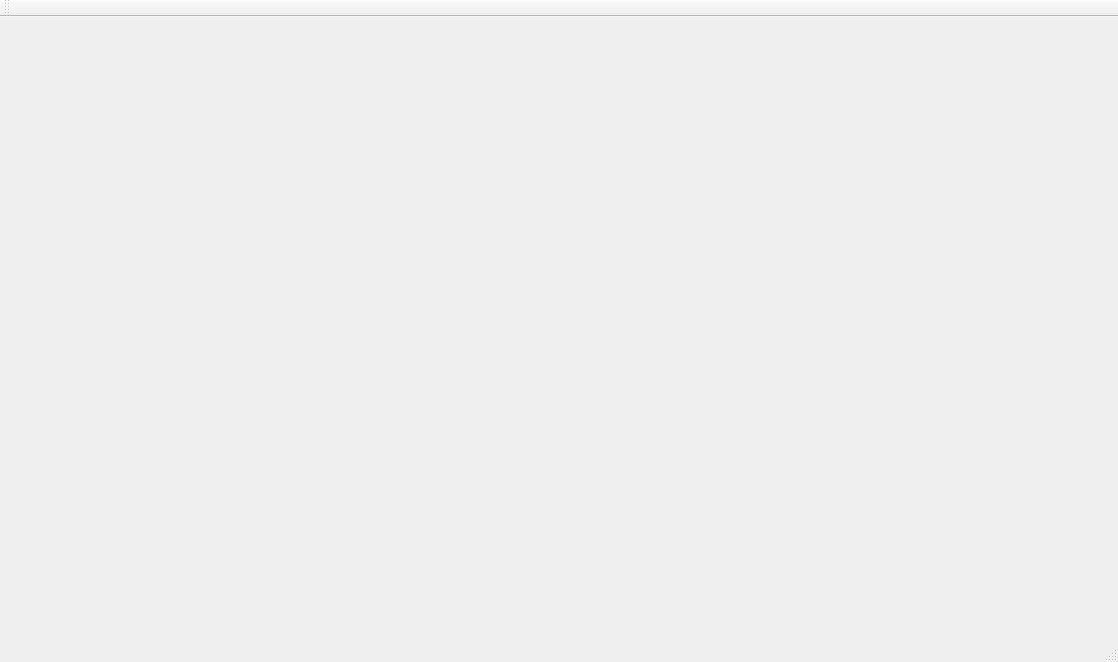
ZxxWs/CppClassDesign, file Tz.ui: the form before one commit.
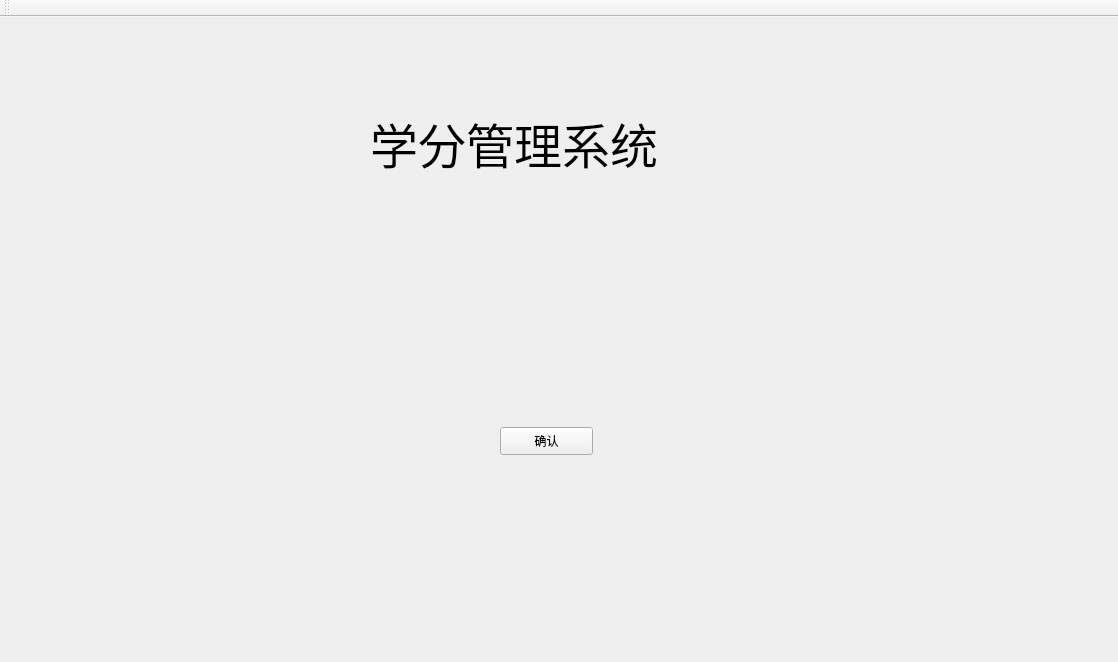
The form after the commit.

The edit to the form file:
```diff
--- a/Tz.ui
+++ b/Tz.ui
@@ -13,7 +13,39 @@
   <property name="windowTitle">
    <string>Tz</string>
   </property>
-  <widget class="QWidget" name="centralWidget"/>
+  <widget class="QWidget" name="centralWidget">
+   <widget class="QLabel" name="label">
+    <property name="geometry">
+     <rect>
+      <x>370</x>
+      <y>70</y>
+      <width>361</width>
+      <height>111</height>
+     </rect>
+    </property>
+    <property name="font">
+     <font>
+      <pointsize>36</pointsize>
+     </font>
+    </property>
+    <property name="text">
+     <string>学分管理系统</string>
+    </property>
+   </widget>
+   <widget class="QPushButton" name="SubButton">
+    <property name="geometry">
+     <rect>
+      <x>500</x>
+      <y>410</y>
+      <width>93</width>
+      <height>28</height>
+     </rect>
+    </property>
+    <property name="text">
+     <string>确认</string>
+    </property>
+   </widget>
+  </widget>
   <widget class="QMenuBar" name="menuBar">
    <property name="geometry">
     <rect>
@@ -32,7 +64,6 @@
     <bool>false</bool>
    </attribute>
   </widget>
-  <widget class="QStatusBar" name="statusBar"/>
  </widget>
  <layoutdefault spacing="6" margin="11"/>
  <resources>
```
